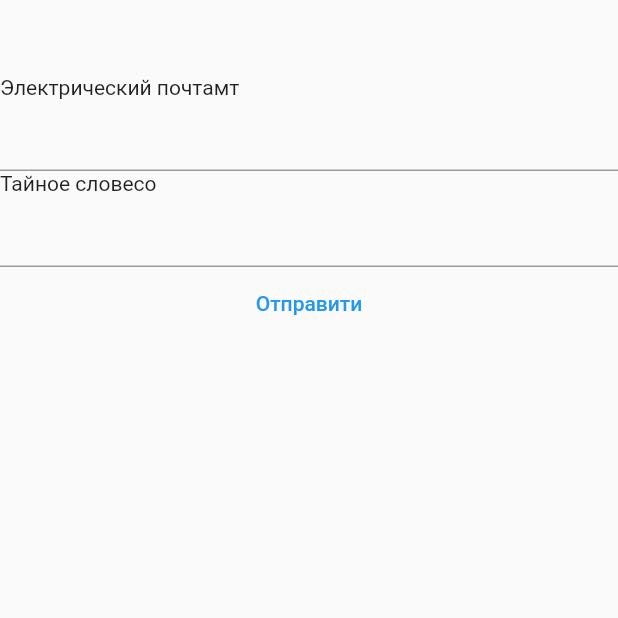
After one commit to ajbars/loyalty_program, a Flutter app: the LogIn screen opened directly, after a tap on "Отправити", on a phone screen of 412 x 824 dp, the top half of it. The commit adds this screen. Run offline on Flutter 3.47's test engine with Material 2 defaults, Android fonts, the phone set to English and light mode, and no system bars; our stand-ins replace sqflite; missing offline and left inert: dart:html; accounts and stored records are empty; statements that could not run were skipped.

Commit message:
started login screen

```diff
--- /dev/null
+++ b/lib/screens/login.dart
@@ -0,0 +1,29 @@
+import 'dart:html';
+
+import 'package:bottombar/controller.dart';
+import 'package:bottombar/models/dataStore.model.dart';
+import 'package:flutter/material.dart';
+Controller controller = Controller();
+DataStore datastore = controller.createDataStoreMock();
+class LogIn extends StatelessWidget {
+  @override
+  Widget build(BuildContext context) {
+    return Scaffold(
+          body: ListView(
+            children: [
+             SizedBox(height: 50),
+             Text("Электрический почтамт"),
+             TextField(),
+             Text("Тайное словесо"),
+             TextField(keyboardType: ,),
+             TextButton(onPressed: (){
+
+             }, child: Text("Отправити"))
+
+            ],
+
+
+      ),
+    );
+  }
+}
```
Also changed, not shown: lib/controller.dart (+0 -14 lines).
